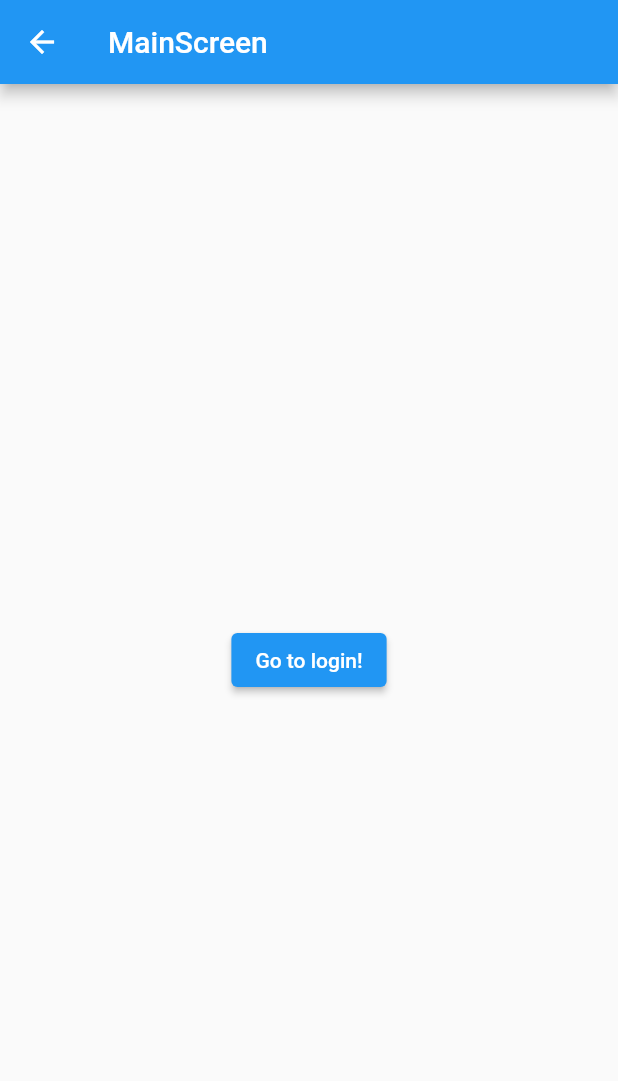
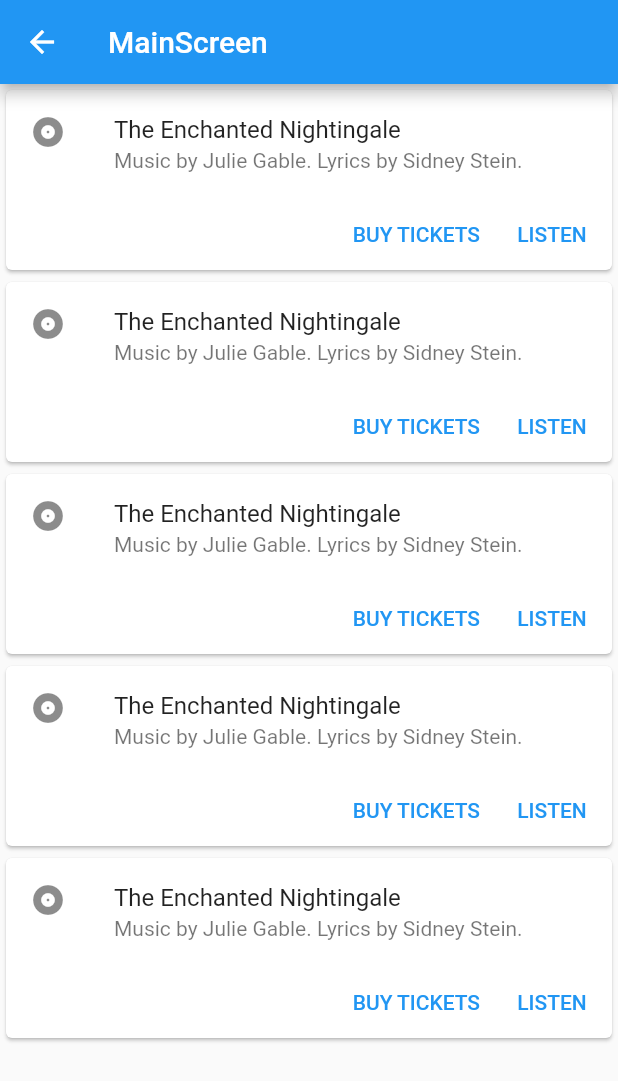
Before and after one commit to PulsaraSandeepa/FoodRecipeApp-flutter, a Flutter app: the MainScreen screen opened by its route, on a phone screen of 412 x 824 dp. Shown: the top 1081 px of the screen. Run offline on Flutter 3.47's test engine with Material 2 defaults, Android fonts, the phone set to English and light mode, and no system bars.

Commit message:
setup the cards in main screen

```diff
--- a/lib/screens/main_screen.dart
+++ b/lib/screens/main_screen.dart
@@ -1,5 +1,5 @@
 import 'package:flutter/material.dart';
-
+import 'package:foodrecipeapp/widgets/card_widget.dart';
 
 class MainScreen extends StatefulWidget {
   @override
@@ -13,13 +13,20 @@ class _State extends State<MainScreen> {
       appBar: AppBar(
         title: const Text('MainScreen'),
       ),
-      body:Center(
-        child: ElevatedButton(
-          onPressed: () {
-            // Navigate back to first screen when tapped.
-            Navigator.pushNamed(context,"/LogIn");
-          },
-          child: Text('Go to login!'),
+      body: SafeArea(
+        child: Scrollbar(
+          child: SingleChildScrollView(
+            child: Column(
+              mainAxisAlignment: MainAxisAlignment.start,
+              children: <Widget>[
+                CardWidget(title: "ffggfgg", subtitle: "gfgfggfg"),
+                CardWidget(title: "ffggfgg", subtitle: "ffggfgg"),
+                CardWidget(title: "ffggfgg", subtitle: "ffggfgg"),
+                CardWidget(title: "ffggfgg", subtitle: "ffggfgg"),
+                CardWidget(title: "ffggfgg", subtitle: "ffggfgg"),
+              ],
+            ),
+          ),
         ),
       ),
     );
--- a/lib/widgets/card_widget.dart
+++ b/lib/widgets/card_widget.dart
@@ -0,0 +1,43 @@
+import 'package:flutter/material.dart';
+
+class CardWidget extends StatelessWidget {
+  String title;
+  String subtitle;
+
+  CardWidget({@required this.title, @required this.subtitle});
+
+  @override
+  Widget build(BuildContext context) {
+    return Card(
+        child: Column(
+          mainAxisSize: MainAxisSize.min,
+          children: <Widget>[
+            const ListTile(
+              leading: Icon(Icons.album),
+              title: Text('The Enchanted Nightingale'),
+              subtitle: Text('Music by Julie Gable. Lyrics by Sidney Stein.'),
+            ),
+            Row(
+              mainAxisAlignment: MainAxisAlignment.end,
+              children: <Widget>[
+                TextButton(
+                  child: Text('BUY TICKETS'),
+                  onPressed: () {
+                    Navigator.pushNamed(context, "/LogIn");
+                  },
+                ),
+                const SizedBox(width: 8),
+                TextButton(
+                  child: Text('LISTEN'),
+                  onPressed: () {
+                    /* ... */
+                  },
+                ),
+                const SizedBox(width: 8),
+              ],
+            ),
+          ],
+        ),
+      );
+  }
+}
```
